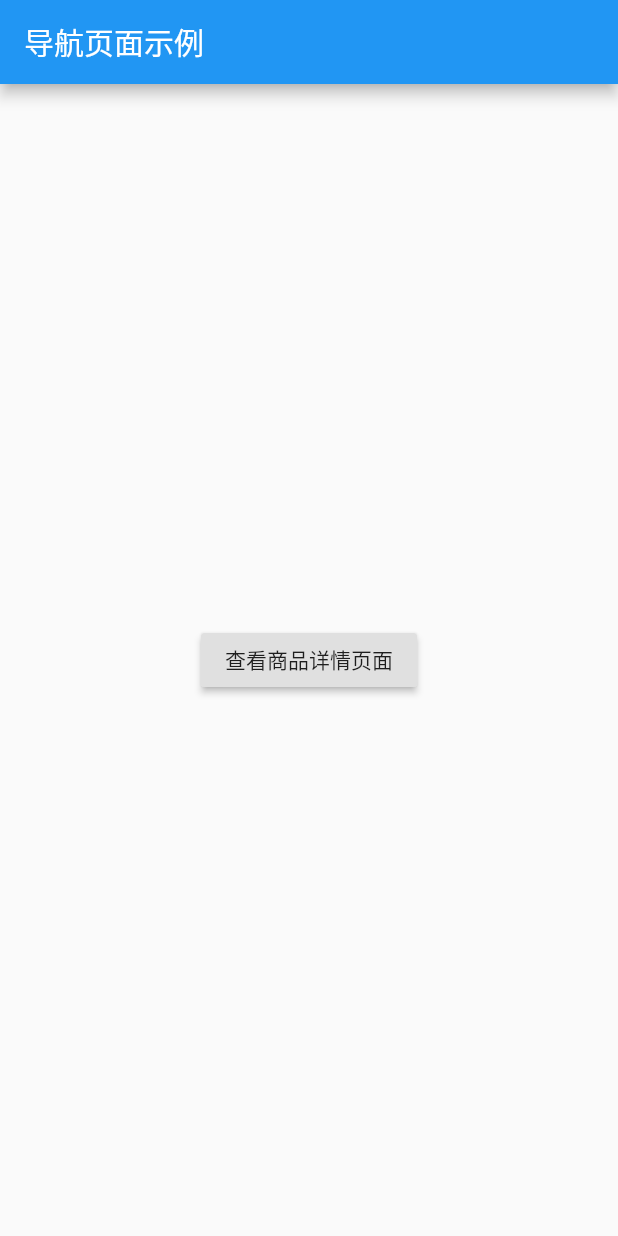
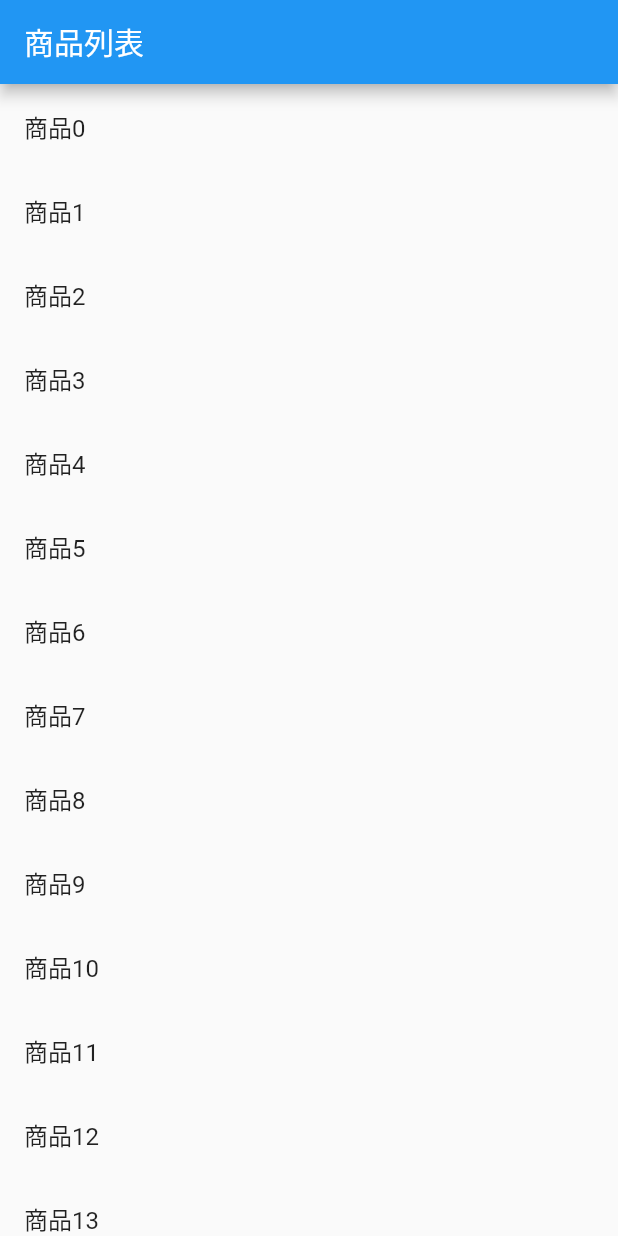
Before and after one commit to happydreamer/flutter, a Flutter app: the screen it shows after launch, on a phone screen of 412 x 824 dp. Run offline on Flutter 3.47's test engine with Material 2 defaults, Android fonts, the phone set to English and light mode, and no system bars.

Commit message:
页面跳转发送数据，点击列表跳转到详情页面

```diff
--- a/lib/main.dart
+++ b/lib/main.dart
@@ -1,48 +1,63 @@
 import 'package:flutter/material.dart';
+
+class Product {
+  final String title;
+  final String description;
+
+  Product(this.title, this.description);
+}
 
 void main() {
   runApp(new MaterialApp(
-    title: '导航页面示例',
-    home: new FirstScreen(),
+    title: '传递数据示例',
+    home: new ProductList(
+      products: new List.generate(20, (i) => new Product('商品$i', '这是一个商品详情$i')),
+    ),
   ));
 }
 
-class FirstScreen extends StatelessWidget {
+class ProductList extends StatelessWidget {
+  final List<Product> products;
+  ProductList({Key key, @required this.products}) : super(key: key);
   @override
   Widget build(BuildContext context) {
     return new Scaffold(
       appBar: new AppBar(
-        title: new Text('导航页面示例'),
+        title: new Text('商品列表'),
       ),
-      body: new Center(
-        child: new RaisedButton(
-          child: new Text('查看商品详情页面'),
-          onPressed: () {
-            Navigator.push(
+      body: new ListView.builder(
+        itemCount: products.length,
+        itemBuilder: (content, index) {
+          return new ListTile(
+            title: new Text(products[index].title),
+            onTap: () {
+              Navigator.push(
                 context,
                 new MaterialPageRoute(
-                    builder: (context) => new SecondScreen()));
-          },
-        ),
+                    builder: (context) =>
+                        new ProductDetail(product: products[index])),
+              );
+            },
+          );
+        },
       ),
     );
   }
 }
 
-class SecondScreen extends StatelessWidget {
+class ProductDetail extends StatelessWidget {
+  final Product product;
+  ProductDetail({Key key, @required this.product}) : super(key: key);
+
   @override
   Widget build(BuildContext context) {
     return new Scaffold(
       appBar: new AppBar(
-        title: new Text('导航页面示例'),
+        title: new Text('${product.title}'),
       ),
-      body: new Center(
-        child: new RaisedButton(
-          onPressed: () {
-            Navigator.pop(context);
-          },
-          child: new Text('返回页面'),
-        ),
+      body: new Padding(
+        padding: new EdgeInsets.all(16.0),
+        child: new Text('${product.description}'),
       ),
     );
   }
```
